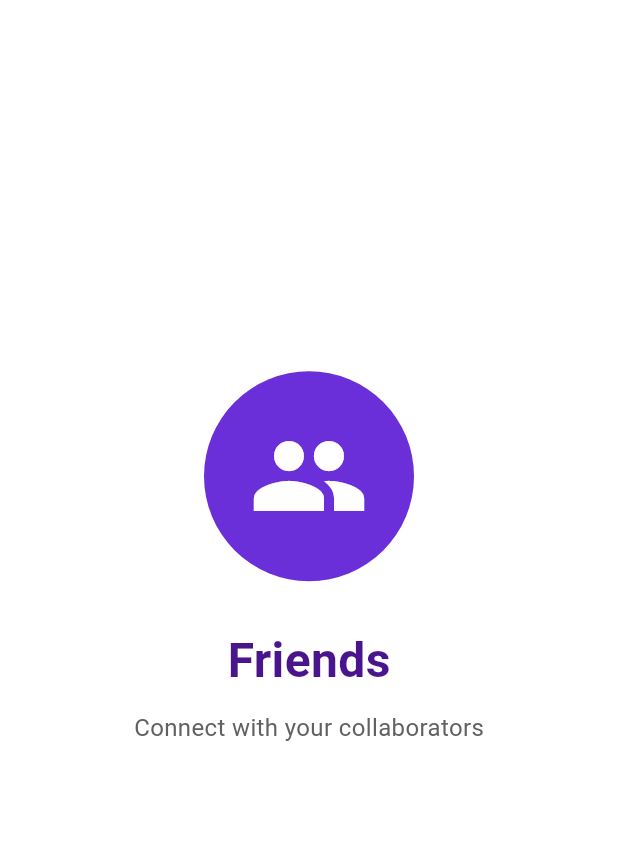
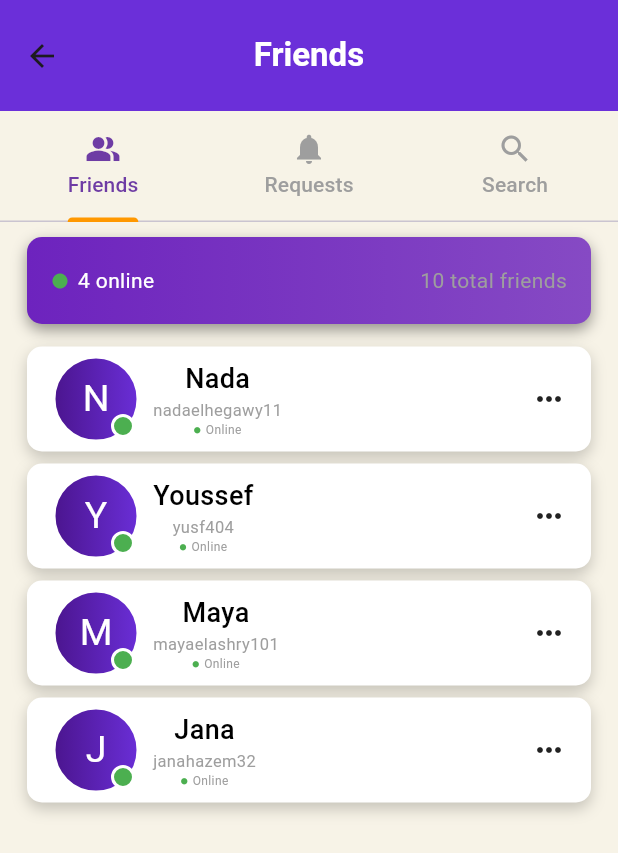
Before and after one commit to yusfmohamed/Collabify, a Flutter app: the FriendsScreen screen opened directly, on a phone screen of 412 x 824 dp. Shown: the top 853 px of the screen. Run offline on Flutter 3.47's test engine with Material 3 defaults, Android fonts, the phone set to English and light mode, and no system bars; our stand-ins replace curved_navigation_bar, file_picker, image_picker, shared_preferences; accounts and stored records are empty.

Commit message:
add new components and multiple screens

```diff
--- /dev/null
+++ b/lib/components/friends_item.dart
@@ -0,0 +1,131 @@
+import 'package:flutter/material.dart';
+
+class FriendsItem extends StatelessWidget {
+  const FriendsItem(
+      {super.key,
+      required this.letter,
+      required this.name,
+      required this.username,
+      required this.color,
+      required this.status,required this.statusColor});
+  final String? letter;
+  final String? name;
+  final String? username;
+  final Color? color;
+  final String status;
+  final Color? statusColor;
+  @override
+  Widget build(BuildContext context) {
+    return Container(
+      height: 70,
+      padding: EdgeInsets.symmetric(horizontal: 16),
+      decoration: BoxDecoration(
+        borderRadius: BorderRadius.circular(10),
+        color: Colors.white,
+        boxShadow: [
+          BoxShadow(
+            color: Colors.black.withOpacity(0.2),
+            blurRadius: 8,
+            offset: const Offset(0, 4),
+          ),
+        ],
+      ),
+      child: Row(
+        children: [
+          Stack(
+            children: [
+              // Avatar
+              Container(
+                width: 60,
+                height: 60,
+                decoration: BoxDecoration(
+                  gradient: const LinearGradient(
+                    colors: [Color(0xFF4A148C), Color(0xFF6B2FD9)],
+                  ),
+                  shape: BoxShape.circle,
+                  border: Border.all(
+                    color: Colors.white, // to create a clean ring
+                    width: 3,
+                  ),
+                ),
+                child: Center(
+                  child: Text(
+                    letter!,
+                    style: TextStyle(
+                      color: Colors.white,
+                      fontSize: 25,
+                    ),
+                  ),
+                ),
+              ),
+
+              // Status dot
+              Positioned(
+                bottom: 4,
+                right: 4,
+                child: Container(
+                  width: 16,
+                  height: 16,
+                  decoration: BoxDecoration(
+                    color: color, // online color
+                    shape: BoxShape.circle,
+                    border: Border.all(
+                      color: Colors.white, // to create a clean ring
+                      width: 2,
+                    ),
+                  ),
+                ),
+              ),
+            ],
+          ),
+          SizedBox(
+            width: 8,
+          ),
+          Column(
+            mainAxisAlignment: MainAxisAlignment.center,
+            children: [
+              Text(
+                name!,
+                style: TextStyle(
+                  color: Colors.black,
+                  fontSize: 18,
+                  fontWeight: FontWeight.w500,
+                ),
+              ),
+              Text(
+                username!,
+                style: TextStyle(
+                  color: Colors.grey,
+                  fontSize: 11,
+                ),
+              ),
+              Row(
+                children: [
+                  Icon(
+                    Icons.circle_rounded,
+                    size: 5,
+                    color: statusColor,
+                  ),
+                  SizedBox(
+                    width: 3,
+                  ),
+                  Text(
+                    status,
+                    style: TextStyle(
+                      color: Colors.grey,
+                      fontSize: 8,
+                    ),
+                  ),
+                ],
+              ),
+            ],
+          ),
+          Spacer(
+            flex: 1,
+          ),
+          Icon(Icons.more_horiz_rounded),
+        ],
+      ),
+    );
+  }
+}
--- /dev/null
+++ b/lib/components/friends_tab.dart
@@ -0,0 +1,134 @@
+import 'package:collabify/components/friends_item.dart';
+import 'package:flutter/material.dart';
+
+class FriendsTab extends StatelessWidget {
+  const FriendsTab({super.key});
+
+  @override
+  Widget build(BuildContext context) {
+    return Padding(
+      padding: const EdgeInsets.symmetric(
+        horizontal: 18.0,
+      ),
+      child: Center(
+        child: Column(
+          mainAxisAlignment: MainAxisAlignment.center,
+          children: [
+            SizedBox(
+              height: 10,
+            ),
+            Container(
+              height: 58,
+              padding: EdgeInsets.symmetric(horizontal: 16),
+              decoration: BoxDecoration(
+                borderRadius: BorderRadius.circular(10),
+                gradient: const LinearGradient(
+                  colors: [Color(0xFF6D23BE), Color(0xFF864AC4)],
+                ),
+                boxShadow: [
+                  BoxShadow(
+                      color: Colors.black.withOpacity(0.4),
+                      blurRadius: 8,
+                      offset: const Offset(0, 4)),
+                ],
+              ),
+              child: Row(
+                children: [
+                  Icon(
+                    Icons.circle,
+                    size: 12,
+                    color: Colors.green,
+                  ),
+                  Spacer(
+                    flex: 1,
+                  ),
+                  Text(
+                    "4 online",
+                    style: TextStyle(
+                      color: Colors.white,
+                    ),
+                  ),
+                  Spacer(
+                    flex: 30,
+                  ),
+                  Text(
+                    "10 total friends",
+                    style: TextStyle(
+                      color: Colors.grey,
+                    ),
+                  )
+                ],
+              ),
+            ),
+            SizedBox(
+              height: 15,
+            ),
+            FriendsItem(letter: "N", name: "Nada", username: "nadaelhegawy11",color: Colors.green,status: "Online",statusColor: Colors.green,),
+            SizedBox(
+              height: 8,
+            ),
+            FriendsItem(letter: "Y", name: "Youssef", username: "yusf404",color: Colors.green,status: "Online",statusColor: Colors.green,),
+            SizedBox(
+              height: 8,
+            ),
+            FriendsItem(letter: "M", name: "Maya", username: "mayaelashry101",color: Colors.green,status: "Online",statusColor: Colors.green,),
+            SizedBox(
+              height: 8,
+            ),
+            FriendsItem(letter: "J", name: "Jana", username: "janahazem32",color: Colors.green,status: "Online",statusColor: Colors.green,),
+            const Spacer(flex: 1),
+          ],
+        ),
+      ),
+    );
+  }
+}
+
+
+
+
+
+
+
+
+
+
+
+
+
+
+
+
+
+
+
+
+// Container(
+//                   padding: const EdgeInsets.all(30),
+//                   decoration: const BoxDecoration(
+//                     color: Color(0xFF6B2FD9),
+//                     shape: BoxShape.circle,
+//                   ),
+//                   child: const Icon(
+//                     Icons.people,
+//                     size: 80,
+//                     color: Colors.white,
+//                   ),
+//                 ),
+//                 const SizedBox(height: 30),
+//                 const Text(
+//                   'Friends',
+//                   style: TextStyle(
+//                     fontSize: 32,
+//                     fontWeight: FontWeight.bold,
+//                     color: Color(0xFF4A148C),
+//                   ),
+//                 ),
+//                 const SizedBox(height: 10),
+//                 Text(
+//                   'Connect with your collaborators',
+//                   style: TextStyle(
+//                     fontSize: 16,
+//                     color: Colors.grey[700],
+//                   ),
+//                 ),
--- a/lib/screens/announcement_detail_screen.dart
+++ b/lib/screens/announcement_detail_screen.dart
@@ -145,6 +145,7 @@ class AnnouncementDetailScreen extends StatelessWidget {
                           SnackBar(
                             content: Text('Join request sent!'),
                             duration: Duration(seconds: 2),
+
                           ),
                         );
                       },
--- a/lib/screens/friends_screen.dart
+++ b/lib/screens/friends_screen.dart
@@ -1,3 +1,6 @@
+import 'package:collabify/components/friends_tab.dart';
+import 'package:collabify/components/request_tab.dart';
+import 'package:collabify/components/search_tab.dart';
 import 'package:flutter/material.dart';
 
 class FriendsScreen extends StatelessWidget {
@@ -5,48 +8,53 @@ class FriendsScreen extends StatelessWidget {
 
   @override
   Widget build(BuildContext context) {
-    return Scaffold(
-      backgroundColor: Colors.white, // ✅ Solid white background
-      body: SafeArea(
-        child: Padding(
-          padding: const EdgeInsets.only(bottom: 80.0),
-          child: Center(
-            child: Column(
-              mainAxisAlignment: MainAxisAlignment.center,
-              children: [
-                Container(
-                  padding: const EdgeInsets.all(30),
-                  decoration: const BoxDecoration(
-                    color: Color(0xFF6B2FD9),
-                    shape: BoxShape.circle,
+    return DefaultTabController(
+      length: 3,
+      initialIndex: 0,
+      child: Scaffold(
+        backgroundColor: Color(0xffF7F3E7),
+        appBar: AppBar(
+          centerTitle: true,
+          toolbarHeight: 100,
+          backgroundColor: const Color(0xFF6B2FD9),
+          title: Text(
+            "Friends",
+            style: TextStyle(
+              color: Colors.white,
+              fontWeight: FontWeight.w600,
+            ),
+          ),
+          bottom: PreferredSize(
+            preferredSize: Size.fromHeight(48),
+            child: Container(
+              color: Color(0xffF7F3E7),
+              child: const TabBar(
+                indicatorColor: Colors.orange,
+                labelColor: Color(0xff6E3CA4),
+                unselectedLabelColor: Colors.grey,
+                tabs: [
+                    Tab(
+                    icon: Icon(Icons.people_alt),
+                    text: 'Friends',
                   ),
-                  child: const Icon(
-                    Icons.people,
-                    size: 80,
-                    color: Colors.white,
+                  Tab(
+                    icon: Icon(Icons.notifications),
+                    text: 'Requests',
                   ),
-                ),
-                const SizedBox(height: 30),
-                const Text(
-                  'Friends',
-                  style: TextStyle(
-                    fontSize: 32,
-                    fontWeight: FontWeight.bold,
-                    color: Color(0xFF4A148C),
+                  Tab(
+                    icon: Icon(Icons.search),
+                    text: 'Search',
                   ),
-                ),
-                const SizedBox(height: 10),
-                Text(
-                  'Connect with your collaborators',
-                  style: TextStyle(
-                    fontSize: 16,
-                    color: Colors.grey[700],
-                  ),
-                ),
-              ],
+                ],
+              ),
             ),
           ),
         ),
+        body: const TabBarView(children: [
+          FriendsTab(),
+          RequestTab(),
+          SearchTab(),
+        ],),
       ),
     );
   }
```
Also changed, not shown: lib/components/request_tab.dart (added, +37 -0 lines), lib/components/search_tab.dart (added, +73 -0 lines), lib/screens/chat_screen.dart (+32 -36 lines), lib/screens/create_project_screen.dart (added, +27 -0 lines), lib/screens/home_page.dart (+6 -1 lines), lib/screens/host_screen.dart (added, +150 -0 lines), 1 other file.
